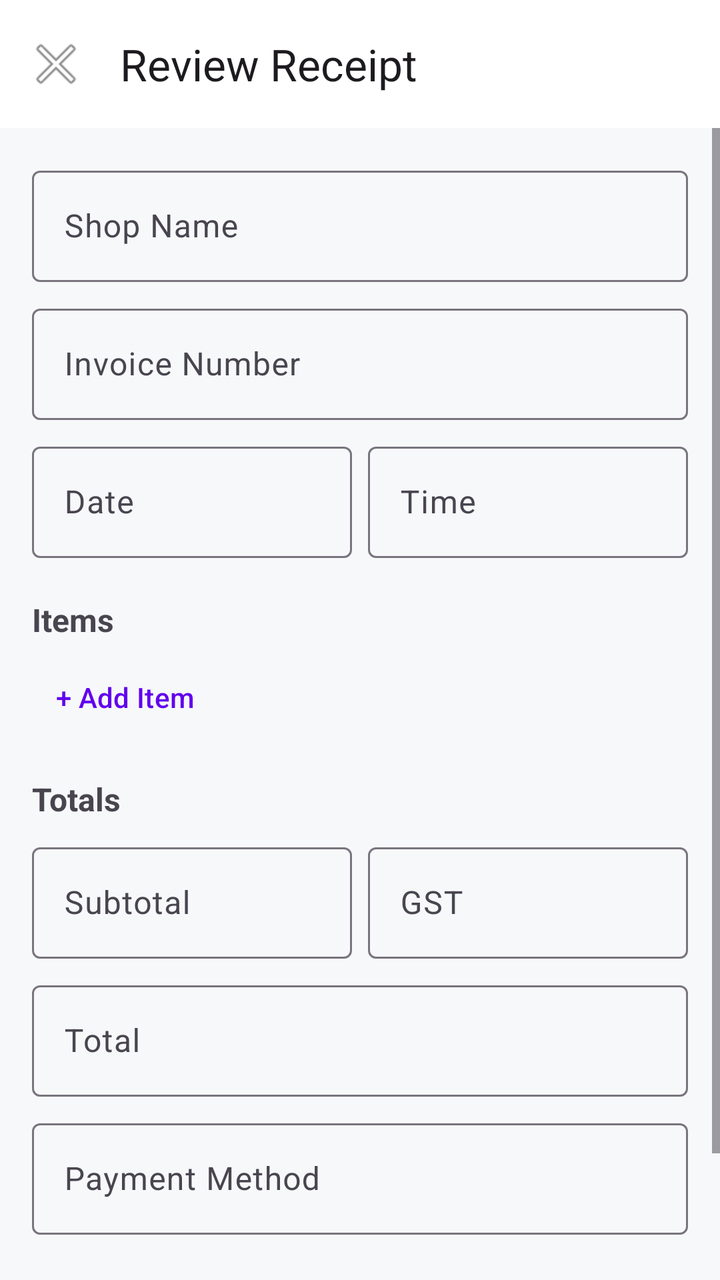
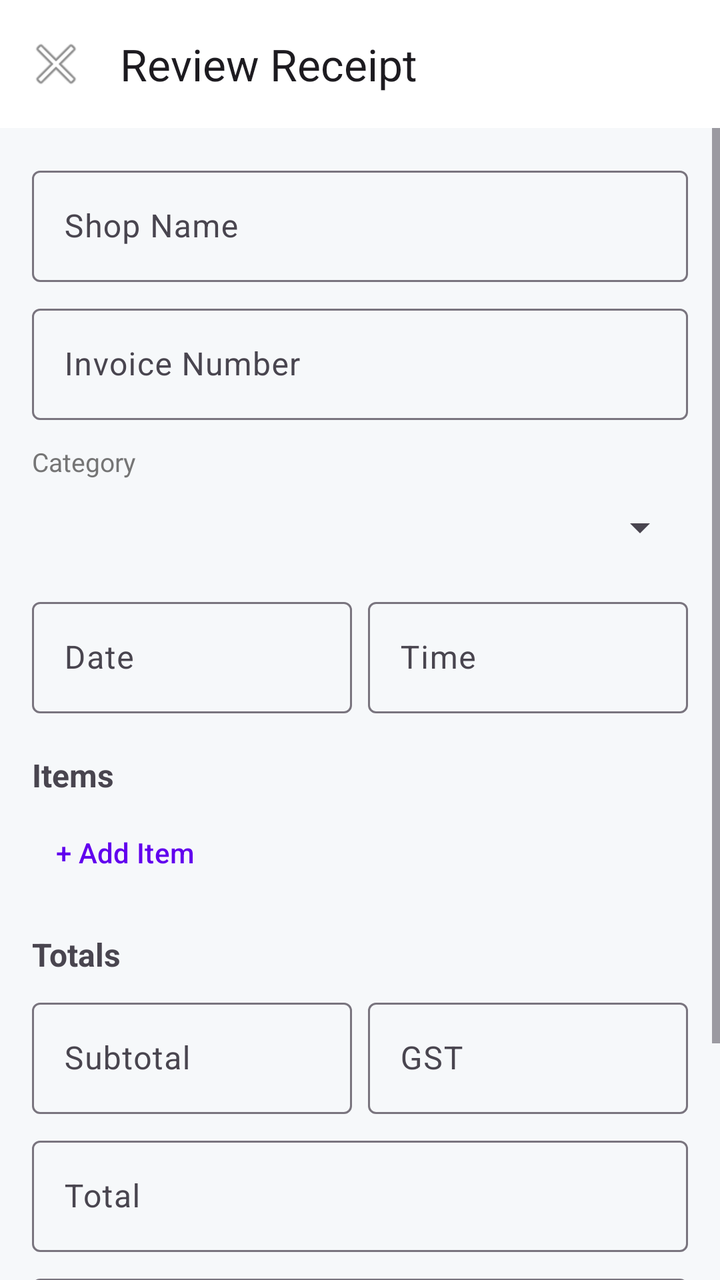

The first picture is an Android layout as it rendered before a commit; the second is the same layout after the commit. The layout source and the unified diff follow.
<!-- AndroidManifest.xml: application theme Theme.AIReceiptScanner -->
<!-- res/layout/activity_review.xml -->
<?xml version="1.0" encoding="utf-8"?>
<androidx.coordinatorlayout.widget.CoordinatorLayout xmlns:android="http://schemas.android.com/apk/res/android"
    xmlns:app="http://schemas.android.com/apk/res-auto"
    android:layout_width="match_parent"
    android:layout_height="match_parent"
    android:background="@color/background_light">

    <com.google.android.material.appbar.AppBarLayout
        android:layout_width="match_parent"
        android:layout_height="wrap_content"
        android:background="@color/surface_light">

        <androidx.appcompat.widget.Toolbar
            android:id="@+id/toolbar"
            android:layout_width="match_parent"
            android:layout_height="?attr/actionBarSize"
            app:title="@string/title_review_receipt"
            app:navigationIcon="@android:drawable/ic_menu_close_clear_cancel" />
    </com.google.android.material.appbar.AppBarLayout>

    <ScrollView
        android:layout_width="match_parent"
        android:layout_height="match_parent"
        app:layout_behavior="@string/appbar_scrolling_view_behavior">

        <LinearLayout
            android:layout_width="match_parent"
            android:layout_height="wrap_content"
            android:orientation="vertical"
            android:padding="16dp">

            <com.google.android.material.textfield.TextInputLayout
                android:layout_width="match_parent"
                android:layout_height="wrap_content"
                android:hint="@string/hint_shop_name">
                <com.google.android.material.textfield.TextInputEditText
                    android:id="@+id/etShopName"
                    android:layout_width="match_parent"
                    android:layout_height="wrap_content" />
            </com.google.android.material.textfield.TextInputLayout>

            <com.google.android.material.textfield.TextInputLayout
                android:layout_width="match_parent"
                android:layout_height="wrap_content"
                android:layout_marginTop="8dp"
                android:hint="@string/hint_invoice_number">
                <com.google.android.material.textfield.TextInputEditText
                    android:id="@+id/etInvoiceNumber"
                    android:layout_width="match_parent"
                    android:layout_height="wrap_content" />
            </com.google.android.material.textfield.TextInputLayout>

            <LinearLayout
                android:layout_width="match_parent"
                android:layout_height="wrap_content"
                android:orientation="horizontal">

                <com.google.android.material.textfield.TextInputLayout
                    android:layout_width="0dp"
                    android:layout_height="wrap_content"
                    android:layout_weight="1"
                    android:layout_marginTop="8dp"
                    android:hint="@string/hint_date">
                    <com.google.android.material.textfield.TextInputEditText
                        android:id="@+id/etDate"
                        android:layout_width="match_parent"
                        android:layout_height="wrap_content" />
                </com.google.android.material.textfield.TextInputLayout>

                <com.google.android.material.textfield.TextInputLayout
                    android:layout_width="0dp"
                    android:layout_height="wrap_content"
                    android:layout_weight="1"
                    android:layout_marginStart="8dp"
                    android:layout_marginTop="8dp"
                    android:hint="@string/hint_time">
                    <com.google.android.material.textfield.TextInputEditText
                        android:id="@+id/etTime"
                        android:layout_width="match_parent"
                        android:layout_height="wrap_content" />
                </com.google.android.material.textfield.TextInputLayout>
            </LinearLayout>

            <TextView
                android:layout_width="wrap_content"
                android:layout_height="wrap_content"
                android:layout_marginTop="20dp"
                android:text="@string/section_items"
                android:textStyle="bold"
                android:textSize="16sp" />

            <LinearLayout
                android:id="@+id/itemsContainer"
                android:layout_width="match_parent"
                android:layout_height="wrap_content"
                android:orientation="vertical"
                android:layout_marginTop="4dp" />

            <com.google.android.material.button.MaterialButton
                android:id="@+id/btnAddItem"
                style="@style/Widget.Material3.Button.TextButton"
                android:layout_width="wrap_content"
                android:layout_height="wrap_content"
                android:text="@string/action_add_item" />

            <TextView
                android:layout_width="wrap_content"
                android:layout_height="wrap_content"
                android:layout_marginTop="16dp"
                android:text="@string/section_totals"
                android:textStyle="bold"
                android:textSize="16sp" />

            <LinearLayout
                android:layout_width="match_parent"
                android:layout_height="wrap_content"
                android:orientation="horizontal">

                <com.google.android.material.textfield.TextInputLayout
                    android:layout_width="0dp"
                    android:layout_height="wrap_content"
                    android:layout_weight="1"
                    android:layout_marginTop="8dp"
                    android:hint="@string/hint_subtotal">
                    <com.google.android.material.textfield.TextInputEditText
                        android:id="@+id/etSubtotal"
                        android:layout_width="match_parent"
                        android:layout_height="wrap_content"
                        android:inputType="numberDecimal" />
                </com.google.android.material.textfield.TextInputLayout>

                <com.google.android.material.textfield.TextInputLayout
                    android:layout_width="0dp"
                    android:layout_height="wrap_content"
                    android:layout_weight="1"
                    android:layout_marginStart="8dp"
                    android:layout_marginTop="8dp"
                    android:hint="@string/hint_gst">
                    <com.google.android.material.textfield.TextInputEditText
                        android:id="@+id/etGst"
                        android:layout_width="match_parent"
                        android:layout_height="wrap_content"
                        android:inputType="numberDecimal" />
                </com.google.android.material.textfield.TextInputLayout>
            </LinearLayout>

            <com.google.android.material.textfield.TextInputLayout
                android:layout_width="match_parent"
                android:layout_height="wrap_content"
                android:layout_marginTop="8dp"
                android:hint="@string/hint_total">
                <com.google.android.material.textfield.TextInputEditText
                    android:id="@+id/etTotal"
                    android:layout_width="match_parent"
                    android:layout_height="wrap_content"
                    android:inputType="numberDecimal" />
            </com.google.android.material.textfield.TextInputLayout>

            <com.google.android.material.textfield.TextInputLayout
                android:layout_width="match_parent"
                android:layout_height="wrap_content"
                android:layout_marginTop="8dp"
                android:hint="@string/hint_payment_method">
                <com.google.android.material.textfield.TextInputEditText
                    android:id="@+id/etPaymentMethod"
                    android:layout_width="match_parent"
                    android:layout_height="wrap_content" />
            </com.google.android.material.textfield.TextInputLayout>

            <com.google.android.material.button.MaterialButton
                android:id="@+id/btnSaveReceipt"
                android:layout_width="match_parent"
                android:layout_height="54dp"
                android:layout_marginTop="24dp"
                android:text="@string/action_save_receipt" />

        </LinearLayout>
    </ScrollView>

</androidx.coordinatorlayout.widget.CoordinatorLayout>
<!-- resources referenced by this layout -->
<resources>
  <color name="background_light">#FFF6F8FA</color>
  <color name="surface_light">#FFFFFFFF</color>
  <string name="action_add_item">+ Add Item</string>
  <string name="action_save_receipt">Save Receipt</string>
  <string name="hint_date">Date</string>
  <string name="hint_gst">GST</string>
  <string name="hint_invoice_number">Invoice Number</string>
  <string name="hint_payment_method">Payment Method</string>
  <string name="hint_shop_name">Shop Name</string>
  <string name="hint_subtotal">Subtotal</string>
  <string name="hint_time">Time</string>
  <string name="hint_total">Total</string>
  <string name="section_items">Items</string>
  <string name="section_totals">Totals</string>
  <string name="title_review_receipt">Review Receipt</string>
  <style name="Theme.AIReceiptScanner" parent="Theme.Material3.DayNight.NoActionBar">
          <item name="colorPrimary">@color/purple_500</item>
          <item name="colorOnPrimary">@color/white</item>
      </style>
  <color name="purple_500">#FF6200EE</color>
  <color name="white">#FFFFFFFF</color>
</resources>

<!-- the commit's change to res/layout/activity_review.xml (unified diff, before → after) -->
@@ -49,6 +49,19 @@
                     android:layout_width="match_parent"
                     android:layout_height="wrap_content" />
             </com.google.android.material.textfield.TextInputLayout>
+
+            <TextView
+                android:layout_width="wrap_content"
+                android:layout_height="wrap_content"
+                android:layout_marginTop="12dp"
+                android:text="@string/hint_category"
+                android:textSize="13sp"
+                android:textColor="#757575" />
+
+            <Spinner
+                android:id="@+id/spinnerCategory"
+                android:layout_width="match_parent"
+                android:layout_height="48dp" />
 
             <LinearLayout
                 android:layout_width="match_parent"
<!-- resource entries referenced after the edit -->
@@ -4,6 +4,7 @@
   <color name="surface_light">#FFFFFFFF</color>
   <string name="action_add_item">+ Add Item</string>
   <string name="action_save_receipt">Save Receipt</string>
+  <string name="hint_category">Category</string>
   <string name="hint_date">Date</string>
   <string name="hint_gst">GST</string>
   <string name="hint_invoice_number">Invoice Number</string>
